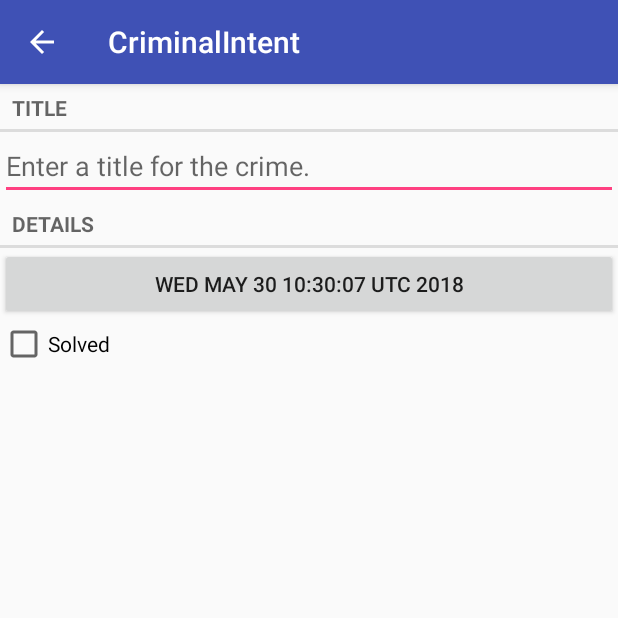
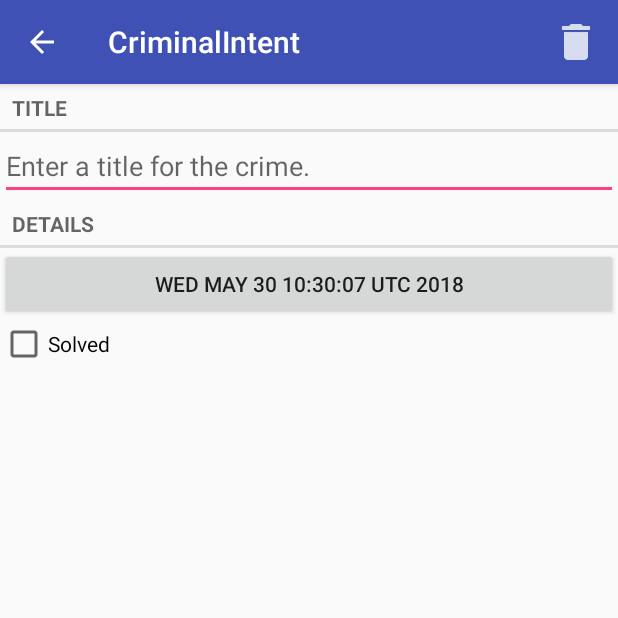
Before and after one commit to MartijnKor/CriminalIntent, an Android app: the screen it shows after launch (CrimePagerActivity), after a tap on "New Crime", on a phone screen of 412 x 824 dp, the top half of it. Run offline under Robolectric (Android 15) with nearby library versions, the phone set to English and light mode, and no system bars.

Commit message:
Werkend t/m pagina 288.

```diff
--- a/app/src/main/java/com/bignerdranch/android/criminalintent/CrimeFragment.java
+++ b/app/src/main/java/com/bignerdranch/android/criminalintent/CrimeFragment.java
@@ -9,6 +9,9 @@ import android.support.v4.app.FragmentManager;
 import android.text.Editable;
 import android.text.TextWatcher;
 import android.view.LayoutInflater;
+import android.view.Menu;
+import android.view.MenuInflater;
+import android.view.MenuItem;
 import android.view.View;
 import android.view.ViewGroup;
 import android.widget.Button;
@@ -52,6 +55,8 @@ public class CrimeFragment extends Fragment {
         super.onCreate(savedInstanceState);
         UUID crimeId = (UUID) getArguments().getSerializable(ARG_CRIME_ID);
         mCrime = CrimeLab.get(getActivity()).getCrime(crimeId);
+
+        setHasOptionsMenu(true);
     }
 
     @Nullable
@@ -103,6 +108,13 @@ public class CrimeFragment extends Fragment {
     }
 
     @Override
+    public void onCreateOptionsMenu(Menu menu, MenuInflater inflater) {
+        super.onCreateOptionsMenu(menu, inflater);
+
+        inflater.inflate(R.menu.fragment_crime, menu);
+    }
+
+    @Override
     public void onPause() {
         super.onPause();
 
@@ -126,4 +138,15 @@ public class CrimeFragment extends Fragment {
         mDateButton.setText(mCrime.getDate().toString());
     }
 
+    @Override
+    public boolean onOptionsItemSelected(MenuItem item) {
+        switch (item.getItemId()) {
+            case R.id.delete_crime:
+                CrimeLab.get(getActivity()).deleteCrime(mCrime);
+                getActivity().finish();
+            default:
+                return super.onOptionsItemSelected(item);
+        }
+
+    }
 }
--- a/app/src/main/java/com/bignerdranch/android/criminalintent/CrimeLab.java
+++ b/app/src/main/java/com/bignerdranch/android/criminalintent/CrimeLab.java
@@ -85,6 +85,12 @@ public class CrimeLab {
         mDatabase.update(CrimeTable.NAME, values, CrimeTable.Cols.UUID + " = ?", new String[] {uuidString});
     }
 
+    public void deleteCrime(Crime crime) {
+        String uuidString = crime.getId().toString();
+
+        mDatabase.delete(CrimeTable.NAME, CrimeTable.Cols.UUID + " = ?", new String[] {uuidString});
+    }
+
     private CrimeCursorWrapper queryCrimes (String whereClause, String[] whereArgs) {
         Cursor cursor = mDatabase.query(
                 CrimeTable.NAME,
--- a/app/src/main/java/com/bignerdranch/android/criminalintent/CrimeListFragment.java
+++ b/app/src/main/java/com/bignerdranch/android/criminalintent/CrimeListFragment.java
@@ -86,6 +86,7 @@ public class CrimeListFragment extends Fragment {
             mCrimeRecyclerView.setAdapter(mAdapter);
         }
         else {
+            mAdapter.setCrimes(crimes);
             mAdapter.notifyDataSetChanged();
         }
 
@@ -153,6 +154,10 @@ public class CrimeListFragment extends Fragment {
         public int getItemCount() {
             return mCrimes.size();
         }
+
+        public void setCrimes(List<Crime> crimes) {
+            mCrimes = crimes;
+        }
     }
 
     @Override
--- /dev/null
+++ b/app/src/main/res/menu/fragment_crime.xml
@@ -0,0 +1,9 @@
+<?xml version="1.0" encoding="utf-8"?>
+<menu xmlns:android="http://schemas.android.com/apk/res/android"
+    xmlns:app="http://schemas.android.com/apk/res-auto">
+
+    <item android:id="@+id/delete_crime"
+        android:title="Delete crime"
+        android:icon="@drawable/ic_delete_crime"
+        app:showAsAction="ifRoom" />
+</menu>
```
Also changed, not shown: app/src/main/res/drawable-hdpi/ic_delete_crime.png (added), app/src/main/res/drawable-mdpi/ic_delete_crime.png (added), app/src/main/res/drawable-xhdpi/ic_delete_crime.png (added), app/src/main/res/drawable-xxhdpi/ic_delete_crime.png (added).
